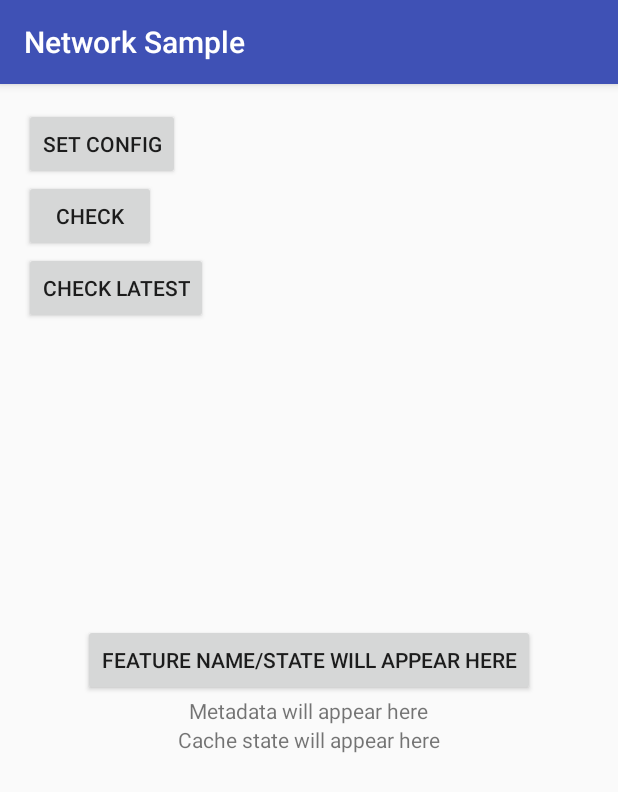
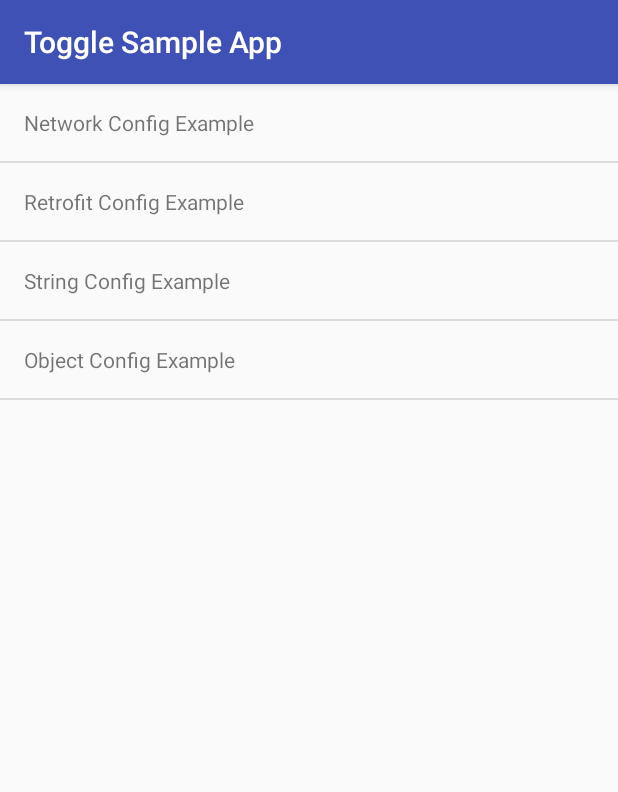
Before and after one commit to sohamtriveous/Feature-Toggle, an Android app: the screen it shows after launch (SampleNetworkActivity before the commit, SampleActivity after it), on a phone screen of 412 x 824 dp. Shown: the top 792 px of the screen. Run offline under Robolectric (Android 15) with nearby library versions, the phone set to English and light mode, and no system bars; our stand-ins replace ButterKnife.

Commit message:
Sample: added a home page for the sample

```diff
--- a/Sample/src/main/AndroidManifest.xml
+++ b/Sample/src/main/AndroidManifest.xml
@@ -11,7 +11,8 @@
         android:theme="@style/AppTheme">
 
         <activity
-            android:name=".SampleNetworkActivity"
+            android:name=".SampleActivity"
+            android:label="@string/label_home"
             android:theme="@style/AppTheme">
 
             <intent-filter>
@@ -22,23 +23,25 @@
         </activity>
 
         <activity
+            android:name=".SampleNetworkActivity"
+            android:label="@string/label_network"
+            android:theme="@style/AppTheme" />
+
+        <activity
             android:name=".SampleRetrofitActivity"
-            android:theme="@style/AppTheme">
-
-        </activity>
+            android:label="@string/label_retrofit"
+            android:theme="@style/AppTheme" />
 
         <activity
             android:name=".SampleStringActivity"
-            android:theme="@style/AppTheme">
+            android:label="@string/label_string"
+            android:theme="@style/AppTheme" />
 
-        </activity>
 
         <activity
             android:name=".SampleConfigActivity"
-            android:theme="@style/AppTheme">
-
-
-        </activity>
+            android:label="@string/label_object"
+            android:theme="@style/AppTheme" />
 
 
     </application>
--- /dev/null
+++ b/Sample/src/main/java/cc/soham/togglesample/SampleActivity.java
@@ -0,0 +1,116 @@
+package cc.soham.togglesample;
+
+import android.content.Intent;
+import android.os.Bundle;
+import android.support.annotation.Nullable;
+import android.support.v7.app.AppCompatActivity;
+import android.view.LayoutInflater;
+import android.view.View;
+import android.view.ViewGroup;
+import android.widget.AdapterView;
+import android.widget.BaseAdapter;
+import android.widget.ListView;
+import android.widget.TextView;
+
+import java.util.ArrayList;
+import java.util.List;
+
+import butterknife.Bind;
+import butterknife.ButterKnife;
+import butterknife.OnItemClick;
+
+/**
+ * App home page, shows a list of all the available samples
+ */
+public class SampleActivity extends AppCompatActivity {
+    @Bind(R.id.activity_sample_samples)
+    ListView samplesListView;
+
+    SampleArrayAdapter sampleArrayAdapter;
+
+    List<Sample> samples = new ArrayList<>();
+
+    @Override
+    protected void onCreate(@Nullable Bundle savedInstanceState) {
+        super.onCreate(savedInstanceState);
+
+        setContentView(R.layout.activity_sample);
+
+        ButterKnife.bind(this);
+        init();
+    }
+
+    /**
+     * Adds Sample to the sample list and initializes and sets the adapter
+     */
+    private void init() {
+        samples.add(new Sample(getString(R.string.label_network), SampleNetworkActivity.class));
+        samples.add(new Sample(getString(R.string.label_retrofit), SampleRetrofitActivity.class));
+        samples.add(new Sample(getString(R.string.label_string), SampleStringActivity.class));
+        samples.add(new Sample(getString(R.string.label_object), SampleConfigActivity.class));
+
+        sampleArrayAdapter = new SampleArrayAdapter(samples);
+        samplesListView.setAdapter(sampleArrayAdapter);
+    }
+
+    @OnItemClick(R.id.activity_sample_samples)
+    public void samplesListView_onItemClick(AdapterView<?> parent, View view, int position, long id) {
+        startActivity(new Intent(this, samples.get(position).aClass));
+    }
+
+    private class Sample {
+        String name;
+        Class aClass;
+
+        public Sample(String name, Class<?> aClass) {
+            this.name = name;
+            this.aClass = aClass;
+        }
+    }
+
+    public class SampleArrayAdapter extends BaseAdapter {
+        List<Sample> samples;
+
+        public SampleArrayAdapter(List<Sample> samples) {
+            this.samples = samples;
+        }
+
+        @Override
+        public int getCount() {
+            return samples.size();
+        }
+
+        @Override
+        public Sample getItem(int position) {
+            return samples.get(position);
+        }
+
+        @Override
+        public long getItemId(int position) {
+            return position;
+        }
+
+        @Override
+        public View getView(int position, View convertView, ViewGroup parent) {
+            if (convertView == null) {
+                convertView = LayoutInflater.from(SampleActivity.this).inflate(R.layout.activity_sample_item, parent, false);
+                ViewHolder viewHolder = new ViewHolder(convertView);
+                convertView.setTag(viewHolder);
+            }
+
+            ViewHolder viewHolder = (ViewHolder) convertView.getTag();
+            viewHolder.titleTextView.setText(getItem(position).name);
+
+            return convertView;
+        }
+
+        public class ViewHolder {
+            @Bind(R.id.activity_sample_item_title)
+            TextView titleTextView;
+
+            public ViewHolder(View convertView) {
+                ButterKnife.bind(this, convertView);
+            }
+        }
+    }
+}
--- /dev/null
+++ b/Sample/src/main/res/layout/activity_sample.xml
@@ -0,0 +1,12 @@
+<?xml version="1.0" encoding="utf-8"?>
+<RelativeLayout xmlns:android="http://schemas.android.com/apk/res/android"
+    android:layout_width="match_parent"
+    android:layout_height="match_parent"
+    android:orientation="vertical">
+
+    <ListView
+        android:id="@+id/activity_sample_samples"
+        android:layout_width="match_parent"
+        android:layout_height="match_parent" />
+
+</RelativeLayout>
--- /dev/null
+++ b/Sample/src/main/res/layout/activity_sample_item.xml
@@ -0,0 +1,16 @@
+<?xml version="1.0" encoding="utf-8"?>
+<LinearLayout xmlns:android="http://schemas.android.com/apk/res/android"
+    android:layout_width="match_parent"
+    android:layout_height="match_parent"
+    android:orientation="vertical">
+
+    <TextView
+        android:id="@+id/activity_sample_item_title"
+        android:layout_width="match_parent"
+        android:layout_height="wrap_content"
+        android:layout_marginBottom="@dimen/activity_vertical_margin"
+        android:layout_marginLeft="@dimen/activity_horizontal_margin"
+        android:layout_marginRight="@dimen/activity_horizontal_margin"
+        android:layout_marginTop="@dimen/activity_vertical_margin" />
+
+</LinearLayout>
--- a/Sample/src/main/res/values/strings.xml
+++ b/Sample/src/main/res/values/strings.xml
@@ -1,3 +1,8 @@
 <resources>
-    <string name="app_name">ToggleSample</string>
+    <string name="app_name">Toggle Sample</string>
+    <string name="label_network">Network Config Example</string>
+    <string name="label_retrofit">Retrofit Config Example</string>
+    <string name="label_string">String Config Example</string>
+    <string name="label_object">Object Config Example</string>
+    <string name="label_home">Toggle Sample App</string>
 </resources>
```
